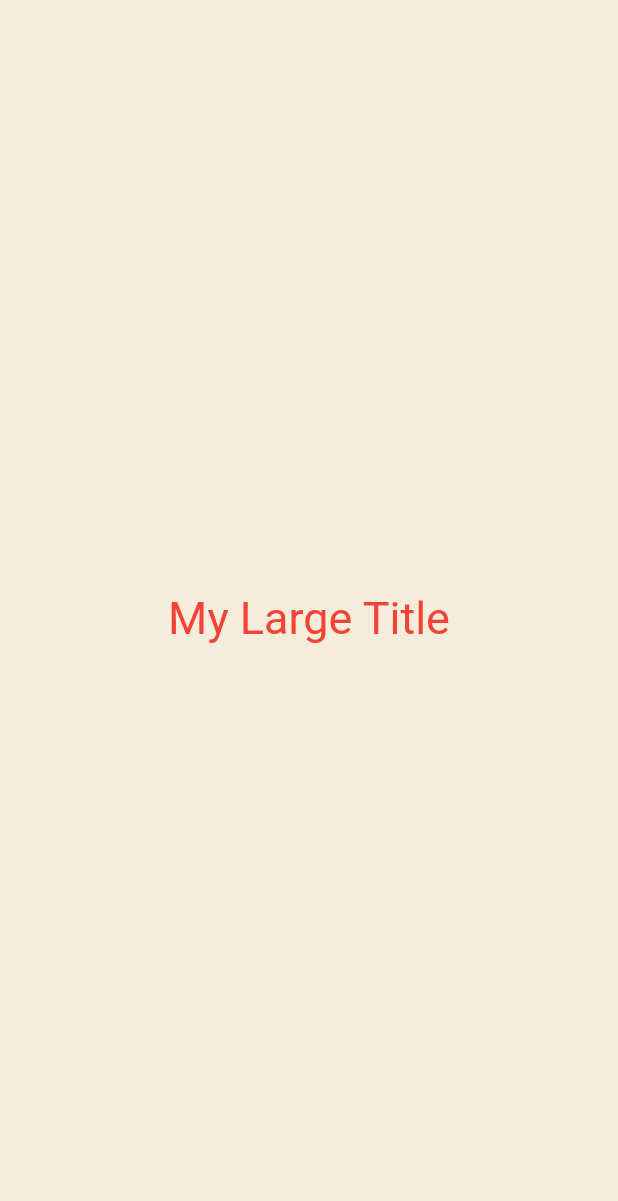
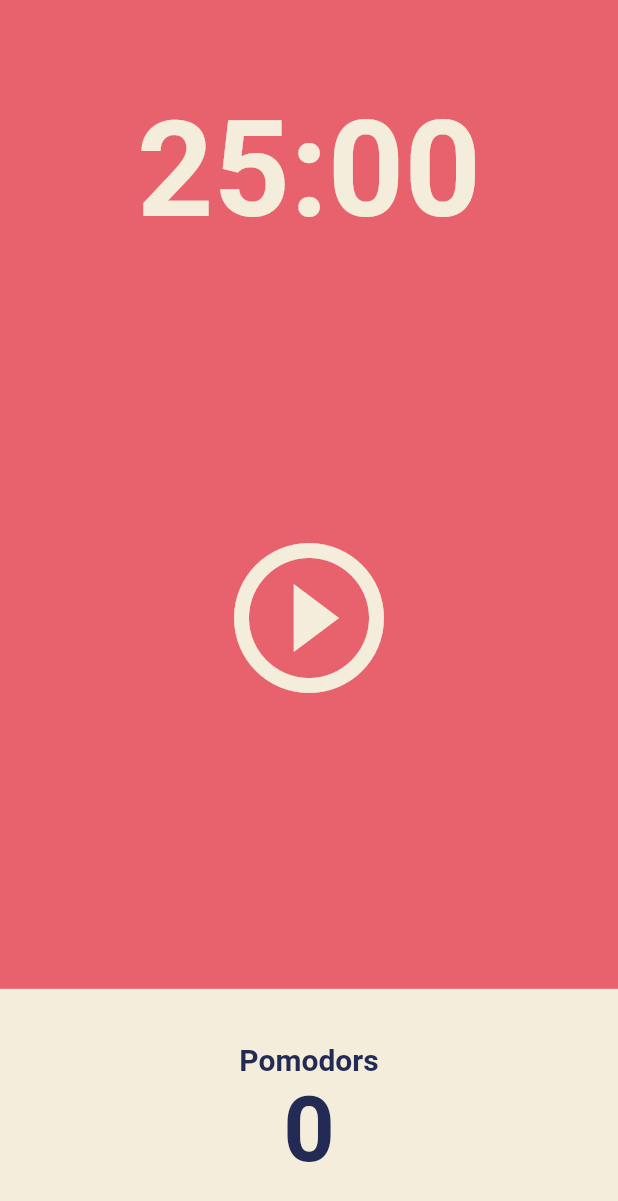
Before and after one commit to combrain817/toonflix, a Flutter app: the screen it shows after launch, on a phone screen of 412 x 824 dp. Shown: the top 1201 px of the screen. Run offline on Flutter 3.47's test engine with Material 2 defaults, Android fonts, the phone set to English and light mode, and no system bars.

Commit message:
pomodor ui

```diff
--- a/lib/main.dart
+++ b/lib/main.dart
@@ -1,53 +1,40 @@
 import 'package:flutter/material.dart';
+import 'package:toonflix/screens/home_screen.dart';
 
 void main() {
   runApp(const App());
 }
 
-class App extends StatefulWidget {
+class App extends StatelessWidget {
   const App({super.key});
 
-  @override
-  State<App> createState() => _AppState();
-}
-
-class _AppState extends State<App> {
   @override
   Widget build(BuildContext context) {
     return MaterialApp(
       theme: ThemeData(
         textTheme: const TextTheme(
-          titleLarge: TextStyle(
-            color: Colors.red,
+          displayLarge: TextStyle(
+            color: Color(0xFF232B55),
           ),
         ),
+        cardColor: const Color(0xFFF4EDDB),
+        colorScheme: const ColorScheme(
+          brightness: Brightness.light,
+          onPrimary: Color(0xFFE7626C),
+          secondary: Color(0xFFE7626C),
+          onSecondary: Color(0xFFE7626C),
+          primary: Color(0xFFE7626C),
+          background: Color(0xFFE7626C),
+          surface: Color(0xFFE7626C),
+          error: Color(0xFFE7626C),
+          onBackground: Color(0xFFE7626C),
+          onError: Color(0xFFE7626C),
+          onSurface: Color(0xFFE7626C),
+        ),
       ),
-      home: Scaffold(
-        backgroundColor: const Color(0xFFF4EDDB),
-        body: Center(
-          child: Column(
-            mainAxisAlignment: MainAxisAlignment.center,
-            children: const [
-              MyLargeTitle(),
-            ],
-          ),
-        ),
+      home: const Scaffold(
+        body: HomeScreen(),
       ),
     );
   }
 }
-
-class MyLargeTitle extends StatelessWidget {
-  const MyLargeTitle({
-    super.key,
-  });
-
-  @override
-  Widget build(BuildContext context) {
-    return Text(
-      'My Large Title',
-      style: TextStyle(
-          fontSize: 30, color: Theme.of(context).textTheme.titleLarge?.color),
-    );
-  }
-}
--- /dev/null
+++ b/lib/screens/home_screen.dart
@@ -0,0 +1,84 @@
+import 'package:flutter/material.dart';
+
+class HomeScreen extends StatefulWidget {
+  const HomeScreen({super.key});
+
+  @override
+  State<HomeScreen> createState() => _HomeScreenState();
+}
+
+class _HomeScreenState extends State<HomeScreen> {
+  @override
+  Widget build(BuildContext context) {
+    return Scaffold(
+      backgroundColor: Theme.of(context).colorScheme.background,
+      body: Column(
+        children: [
+          Flexible(
+              flex: 1,
+              child: Container(
+                alignment: Alignment.bottomCenter,
+                child: Text(
+                  '25:00',
+                  style: TextStyle(
+                    color: Theme.of(context).cardColor,
+                    fontSize: 89,
+                    fontWeight: FontWeight.w600,
+                  ),
+                ),
+              )),
+          Flexible(
+              flex: 3,
+              child: Center(
+                child: IconButton(
+                  iconSize: 120,
+                  color: Theme.of(context).cardColor,
+                  icon: const Icon(Icons.play_circle_outline),
+                  onPressed: () {},
+                ),
+              )),
+          Flexible(
+              flex: 1,
+              child: Row(
+                children: [
+                  Expanded(
+                    child: Container(
+                      decoration: BoxDecoration(
+                        color: Theme.of(context).cardColor,
+                      ),
+                      child: Column(
+                        mainAxisAlignment: MainAxisAlignment.center,
+                        children: [
+                          Text(
+                            'Pomodors',
+                            style: TextStyle(
+                              fontSize: 20,
+                              fontWeight: FontWeight.w600,
+                              color: Theme.of(context)
+                                  .textTheme
+                                  .displayLarge!
+                                  .color,
+                            ),
+                          ),
+                          Text(
+                            '0',
+                            style: TextStyle(
+                              fontSize: 60,
+                              fontWeight: FontWeight.w600,
+                              color: Theme.of(context)
+                                  .textTheme
+                                  .displayLarge!
+                                  .color,
+                            ),
+                          ),
+                        ],
+                      ),
+                    ),
+                  ),
+                ],
+              )),
+        ],
+      ),
+    );
+  }
+}
```
